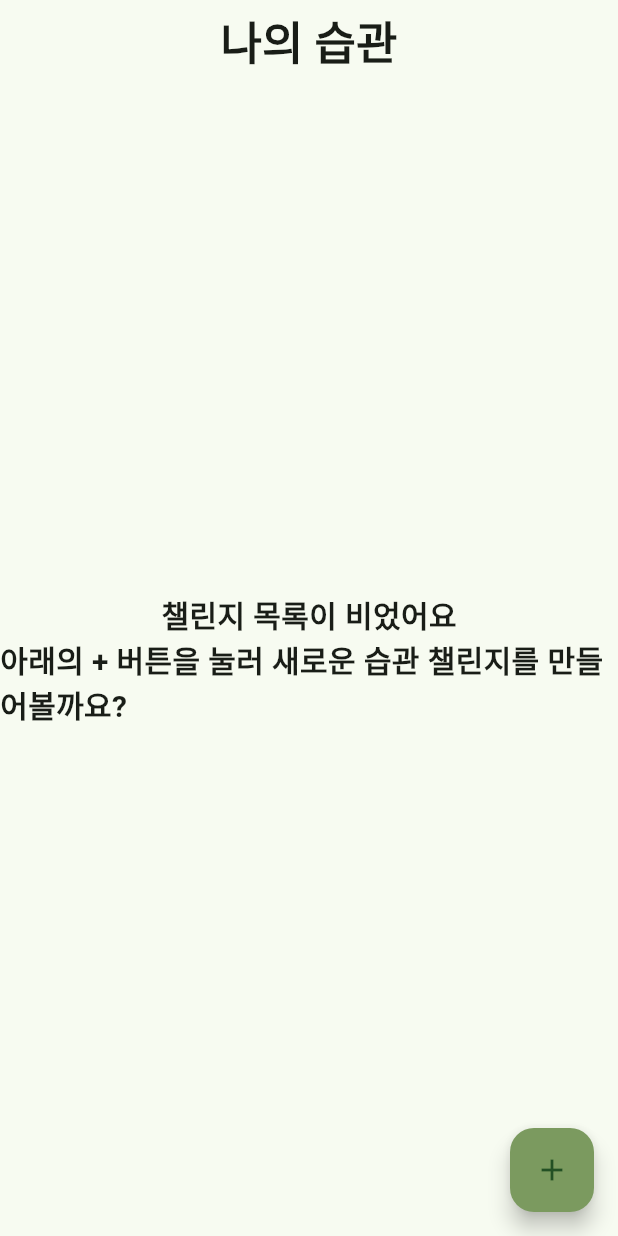
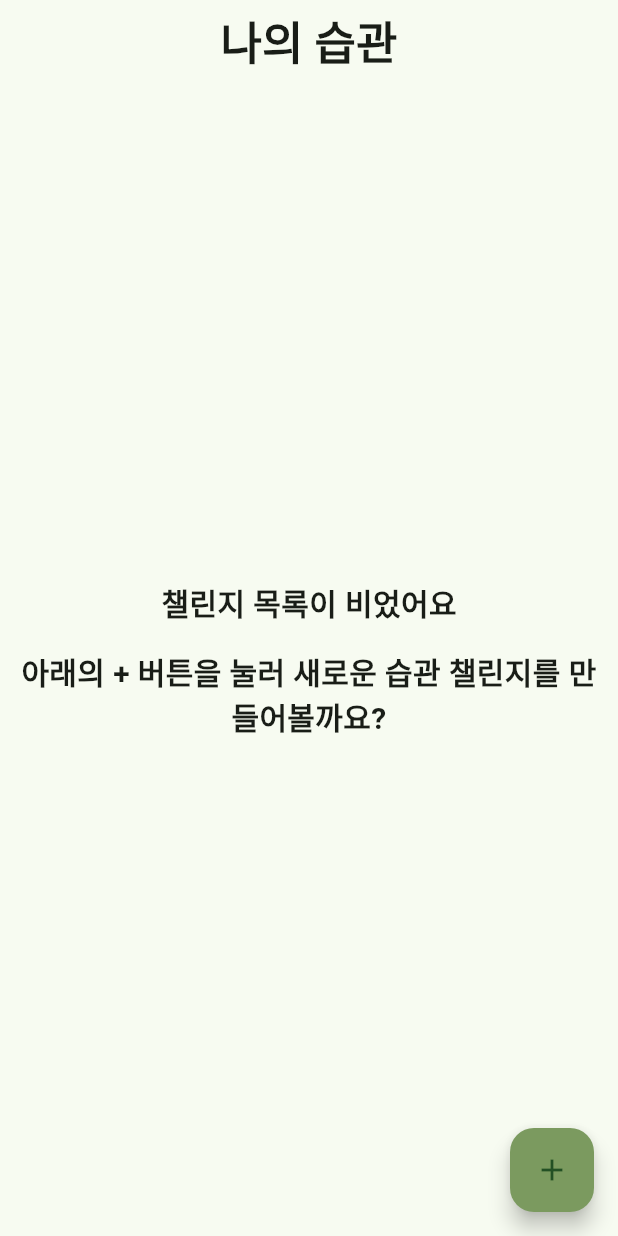
Before and after one commit to strangecoderK/good_job, a Flutter app: the screen it shows after launch, after a tap on "좋아요!", on a phone screen of 412 x 824 dp. Run offline on Flutter 3.47's test engine with Material 3 defaults, Android fonts, the phone set to English and light mode, and no system bars; our stand-ins replace freezed_annotation, go_router, hive, hive_flutter; accounts and stored records are empty; generated files the repository leaves out were written again; Roboto replaces fonts that are missing (right).

Commit message:
chore : overflow 오류 수정, 아이콘 추, 인터넷 권한 설정

```diff
--- a/lib/presentation/screen/main/main_screen.dart
+++ b/lib/presentation/screen/main/main_screen.dart
@@ -17,6 +17,7 @@ class _MainScreenState extends State<MainScreen> {
   Widget build(BuildContext context) {
     final viewModel = context.watch<MainViewModel>();
     return Scaffold(
+      resizeToAvoidBottomInset: false,
       appBar: AppBar(
         centerTitle: true,
         title: const Text(
@@ -29,13 +30,20 @@ class _MainScreenState extends State<MainScreen> {
               child: Column(
                 mainAxisAlignment: MainAxisAlignment.center,
                 children: [
-                  Text(
-                    '챌린지 목록이 비었어요',
-                    style: RightTextStyle.largeTextBold,
+                  Padding(
+                    padding: EdgeInsets.all(8.0),
+                    child: Text(
+                      '챌린지 목록이 비었어요',
+                      style: RightTextStyle.largeTextBold,
+                    ),
                   ),
-                  Text(
-                    '아래의 + 버튼을 눌러 새로운 습관 챌린지를 만들어볼까요?',
-                    style: RightTextStyle.largeTextBold,
+                  Padding(
+                    padding: EdgeInsets.all(8.0),
+                    child: Text(
+                      textAlign: TextAlign.center,
+                      '아래의 + 버튼을 눌러 새로운 습관 챌린지를 만들어볼까요?',
+                      style: RightTextStyle.largeTextBold,
+                    ),
                   ),
                 ],
               ),
--- a/lib/presentation/screen/make_sheet/make_sheet_screen.dart
+++ b/lib/presentation/screen/make_sheet/make_sheet_screen.dart
@@ -125,10 +125,10 @@ class _MakeSheetScreenState extends State<MakeSheetScreen> {
                     return;
                   }
                   if (state.selectedButton != null) {
-                    await viewModel.addSheet(
+                    final sheet = await viewModel.addSheet(
                         controller.text, state.selectedButton!);
                     if (context.mounted) {
-                      context.go('/main');
+                      context.go('/sheet-${sheet.count}',extra: sheet);
                     }
                   }
                 },
--- a/lib/presentation/screen/make_sheet/make_sheet_view_model.dart
+++ b/lib/presentation/screen/make_sheet/make_sheet_view_model.dart
@@ -14,12 +14,13 @@ class MakeSheetViewModel with ChangeNotifier {
 
   MakeSheetState get state => _state;
 
-  Future<void> addSheet(String name, int count) async {
+  Future<Sheet> addSheet(String name, int count) async {
     final String id = DateTime.now().toString();
     final Sheet sheet = Sheet(
         id: id, name: name, count: count, filledCount: 0, ableToCheck: true);
     repository.getSheetsBox().put(id, sheet);
     notifyListeners();
+    return sheet;
   }
 
   void selectButton(int value) {
@@ -37,7 +38,7 @@ class MakeSheetViewModel with ChangeNotifier {
       case 20:
         stickerPath = 'assets/4.png';
       case 30:
-        stickerPath = 'assets/4.png';
+        stickerPath = 'assets/7.png';
     }
     return stickerPath;
   }
--- a/lib/presentation/screen/sheets/fifteen/sheet_for_fifteen.dart
+++ b/lib/presentation/screen/sheets/fifteen/sheet_for_fifteen.dart
@@ -30,6 +30,7 @@ class _SheetForFifteenState extends State<SheetForFifteen> {
   Widget build(BuildContext context) {
     final viewModel = context.watch<SheetForFifteenViewModel>();
     return Scaffold(
+      resizeToAvoidBottomInset: false,
       appBar: AppBar(
         centerTitle: true,
         title: Text(
--- a/lib/presentation/screen/sheets/ten/sheet_for_ten.dart
+++ b/lib/presentation/screen/sheets/ten/sheet_for_ten.dart
@@ -30,6 +30,7 @@ class _SheetForTenState extends State<SheetForTen> {
   Widget build(BuildContext context) {
     final viewModel = context.watch<SheetForTenViewModel>();
     return Scaffold(
+      resizeToAvoidBottomInset: false,
       appBar: AppBar(
         centerTitle: true,
         title: Text(
@@ -41,14 +42,15 @@ class _SheetForTenState extends State<SheetForTen> {
             context.go('/main');
           },
           icon: const Icon(Icons.arrow_back),
-        ),  actions: [
+        ),
+        actions: [
           PopupMenuButton(itemBuilder: (context) {
             return [
               PopupMenuItem(
                 onTap: () {
                   viewModel.showDeleteDialog(context, widget.sheet.id, () {
                     context.pop();
-                }, (){
+                  }, () {
                     context.go('/main');
                     viewModel.deleteSheet(widget.sheet.id);
                   });
--- a/lib/presentation/screen/sheets/thirty/sheet_for_thirty.dart
+++ b/lib/presentation/screen/sheets/thirty/sheet_for_thirty.dart
@@ -30,6 +30,7 @@ class _SheetForThirtyState extends State<SheetForThirty> {
   Widget build(BuildContext context) {
     final viewModel = context.watch<SheetForThirtyViewModel>();
     return Scaffold(
+      resizeToAvoidBottomInset: false,
       appBar: AppBar(
         centerTitle: true,
         title: Text(
--- a/lib/presentation/screen/sheets/twenty/sheet_for_twenty.dart
+++ b/lib/presentation/screen/sheets/twenty/sheet_for_twenty.dart
@@ -30,6 +30,7 @@ class _SheetForTwentyState extends State<SheetForTwenty> {
   Widget build(BuildContext context) {
     final viewModel = context.watch<SheetForTwentyViewModel>();
     return Scaffold(
+      resizeToAvoidBottomInset: false,
       appBar: AppBar(
         centerTitle: true,
         title: Text(
--- a/lib/presentation/screen/splash/splash_screen.dart
+++ b/lib/presentation/screen/splash/splash_screen.dart
@@ -10,10 +10,15 @@ class SplashScreen extends StatelessWidget {
   @override
   Widget build(BuildContext context) {
     return Scaffold(
+      resizeToAvoidBottomInset: false,
       body: Center(
         child: Column(
           mainAxisAlignment: MainAxisAlignment.center,
           children: [
+            Padding(
+              padding: const EdgeInsets.all(30.0),
+              child: Image.asset('assets/splash.png',width: 70,),
+            ),
             const Text(
               '오늘도 좋은 습관을 만들러 가볼까요?',
               style: RightTextStyle.largerTextBold,
```
Also changed, not shown: assets/splash.png (added), 25 other files. Lines whose indentation alone changed are shown as unchanged.
